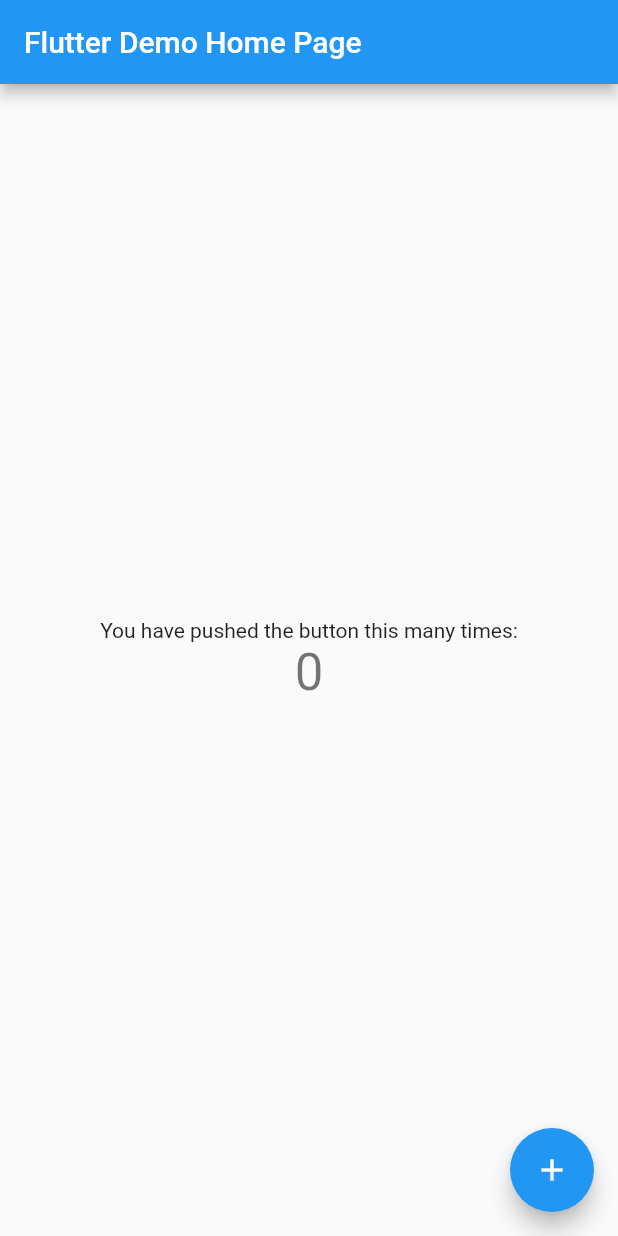
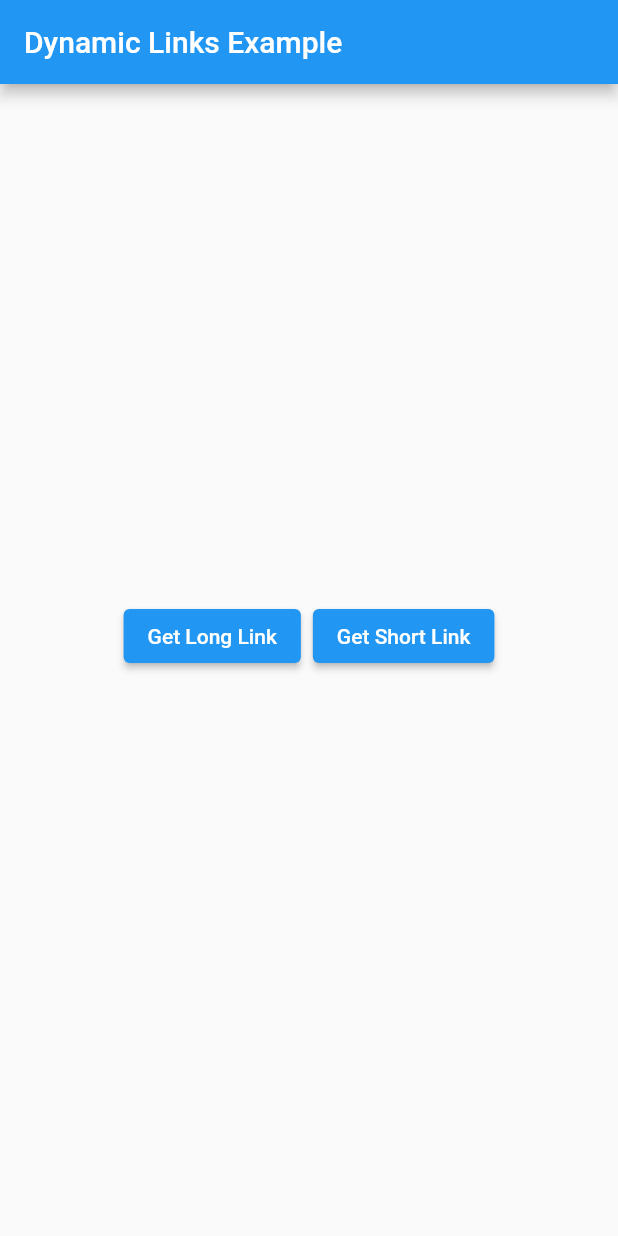
Before and after one commit to melchord/dynamic_links, a Flutter app: the screen it shows after launch, on a phone screen of 412 x 824 dp. Run offline on Flutter 3.47's test engine with Material 2 defaults, Android fonts, the phone set to English and light mode, and no system bars; our stand-ins replace firebase_dynamic_links; accounts and stored records are empty.

Commit message:
- progress

```diff
--- a/lib/main.dart
+++ b/lib/main.dart
@@ -1,113 +1,154 @@
+import 'dart:async';
+
 import 'package:flutter/material.dart';
+import 'package:firebase_dynamic_links/firebase_dynamic_links.dart';
+import 'package:flutter/services.dart';
+import 'package:url_launcher/url_launcher.dart';
 
 void main() {
-  runApp(MyApp());
+  runApp(MaterialApp(
+    title: 'Dynamic Links Example',
+    routes: <String, WidgetBuilder>{
+      '/': (BuildContext context) => _MainScreen(),
+      '/hello': (BuildContext context) => _DynamicLinkScreen(),
+    },
+  ));
 }
 
-class MyApp extends StatelessWidget {
-  // This widget is the root of your application.
+class _MainScreen extends StatefulWidget {
   @override
-  Widget build(BuildContext context) {
-    return MaterialApp(
-      title: 'Flutter Demo',
-      theme: ThemeData(
-        // This is the theme of your application.
-        //
-        // Try running your application with "flutter run". You'll see the
-        // application has a blue toolbar. Then, without quitting the app, try
-        // changing the primarySwatch below to Colors.green and then invoke
-        // "hot reload" (press "r" in the console where you ran "flutter run",
-        // or simply save your changes to "hot reload" in a Flutter IDE).
-        // Notice that the counter didn't reset back to zero; the application
-        // is not restarted.
-        primarySwatch: Colors.blue,
-      ),
-      home: MyHomePage(title: 'Flutter Demo Home Page'),
+  State<StatefulWidget> createState() => _MainScreenState();
+}
+
+class _MainScreenState extends State<_MainScreen> {
+  String? _linkMessage;
+  bool _isCreatingLink = false;
+  String _testString = 'To test: long press link and then copy and click from a non-brower ';
+
+  @override
+  void initState() {
+    super.initState();
+    initDynamicLinks();
+  }
+
+  Future initDynamicLinks() async {
+    FirebaseDynamicLinks.instance.onLink(
+      onSuccess: (PendingDynamicLinkData? dynamicLink) async {
+        final Uri? deepLink = dynamicLink?.link;
+
+        if (deepLink != null) {
+          debugPrint('INIT DYNAMIC LINK --- a dynamic link has been found.');
+        }
+      }, onError: (OnLinkErrorException e) async {
+        debugPrint('INIT DYNAMIC LINK --- an error has been found.');
+        print(e.message);
+      }
     );
+
+    final PendingDynamicLinkData? data = await FirebaseDynamicLinks.instance.getInitialLink();
+    final Uri? deepLink = data?.link;
+
+    if (deepLink != null) {
+      debugPrint('INIT DYNAMIC LINK --- a dynamic link has been found. 2');
     }
   }
 
-class MyHomePage extends StatefulWidget {
-  MyHomePage({Key? key, required this.title}) : super(key: key);
+  Future<void> _createDynamicLink(bool short) async {
+    setState(() {
+      _isCreatingLink = true;
+    });
 
-  // This widget is the home page of your application. It is stateful, meaning
-  // that it has a State object (defined below) that contains fields that affect
-  // how it looks.
+    final DynamicLinkParameters parameters = DynamicLinkParameters(
+      uriPrefix: 'https://asdf4ea.page.link',
+      link: Uri.parse('/home'),
+      androidParameters: AndroidParameters(
+        packageName: 'com.example.dynamic_links',
+        minimumVersion: 0,
+      )
+    );
 
-  // This class is the configuration for the state. It holds the values (in this
-  // case the title) provided by the parent (in this case the App widget) and
-  // used by the build method of the State. Fields in a Widget subclass are
-  // always marked "final".
-
-  final String title;
-
-  @override
-  _MyHomePageState createState() => _MyHomePageState();
+    Uri url;
+    if (short) {
+      final ShortDynamicLink shortLink = await parameters.buildShortLink();
+      url = shortLink.shortUrl;
+    } else {
+      url = await parameters.buildUrl();
     }
 
-class _MyHomePageState extends State<MyHomePage> {
-  int _counter = 0;
-
-  void _incrementCounter() {
     setState(() {
-      // This call to setState tells the Flutter framework that something has
-      // changed in this State, which causes it to rerun the build method below
-      // so that the display can reflect the updated values. If we changed
-      // _counter without calling setState(), then the build method would not be
-      // called again, and so nothing would appear to happen.
-      _counter++;
+      _linkMessage = url.toString();
+      _isCreatingLink = false;
     });
   }
 
   @override
   Widget build(BuildContext context) {
-    // This method is rerun every time setState is called, for instance as done
-    // by the _incrementCounter method above.
-    //
-    // The Flutter framework has been optimized to make rerunning build methods
-    // fast, so that you can just rebuild anything that needs updating rather
-    // than having to individually change instances of widgets.
-    return Scaffold(
+    return Material(
+      child: Scaffold(
         appBar: AppBar(
-        // Here we take the value from the MyHomePage object that was created by
-        // the App.build method, and use it to set our appbar title.
-        title: Text(widget.title),
+          title: const Text('Dynamic Links Example'),
         ),
-      body: Center(
-        // Center is a layout widget. It takes a single child and positions it
-        // in the middle of the parent.
+        body: Builder(builder: (BuildContext context) {
+          return Center(
             child: Column(
-          // Column is also a layout widget. It takes a list of children and
-          // arranges them vertically. By default, it sizes itself to fit its
-          // children horizontally, and tries to be as tall as its parent.
-          //
-          // Invoke "debug painting" (press "p" in the console, choose the
-          // "Toggle Debug Paint" action from the Flutter Inspector in Android
-          // Studio, or the "Toggle Debug Paint" command in Visual Studio Code)
-          // to see the wireframe for each widget.
-          //
-          // Column has various properties to control how it sizes itself and
-          // how it positions its children. Here we use mainAxisAlignment to
-          // center the children vertically; the main axis here is the vertical
-          // axis because Columns are vertical (the cross axis would be
-          // horizontal).
               mainAxisAlignment: MainAxisAlignment.center,
               children: <Widget>[
-            Text(
-              'You have pushed the button this many times:',
+                ButtonBar(
+                  alignment: MainAxisAlignment.center,
+                  children: <Widget>[
+                    ElevatedButton(
+                      onPressed: !_isCreatingLink
+                          ? () => _createDynamicLink(false)
+                          : null,
+                      child: const Text('Get Long Link'),
                     ),
-            Text(
-              '$_counter',
-              style: Theme.of(context).textTheme.headline4,
+                    ElevatedButton(
+                      onPressed: !_isCreatingLink
+                          ? () => _createDynamicLink(true)
+                          : null,
+                      child: const Text('Get Short Link'),
                     ),
                   ],
                 ),
+                InkWell(
+                  onTap: () async {
+                    if (_linkMessage != null) {
+                      await launch(_linkMessage!);
+                    }
+                  },
+                  onLongPress: () {
+                    Clipboard.setData(ClipboardData(text: _linkMessage));
+                    ScaffoldMessenger.of(context).showSnackBar(
+                      const SnackBar(content: Text('Copied Link!')),
+                    );
+                  },
+                  child: Text(
+                    _linkMessage ?? '',
+                    style: const TextStyle(color: Colors.blue),
                   ),
-      floatingActionButton: FloatingActionButton(
-        onPressed: _incrementCounter,
-        tooltip: 'Increment',
-        child: Icon(Icons.add),
-      ), // This trailing comma makes auto-formatting nicer for build methods.
+                ),
+                Text(_linkMessage == null ? '' : _testString)
+              ],
+            )
+          );
+        })
+      ),
     );
   }
 }
+
+class _DynamicLinkScreen extends StatelessWidget {
+  @override
+  Widget build(BuildContext context) {
+    return Material(
+      child: Scaffold(
+        appBar: AppBar(
+          title: const Text('Hello World DeepLink'),
+        ),
+        body: const Center(
+          child: Text('Hello, World!'),
+        )
+      )
+    );
+  }
+}
```
Also changed, not shown: pubspec.yaml (+5 -2 lines), pubspec.lock, 2 other files. Lines whose indentation alone changed are shown as unchanged.
